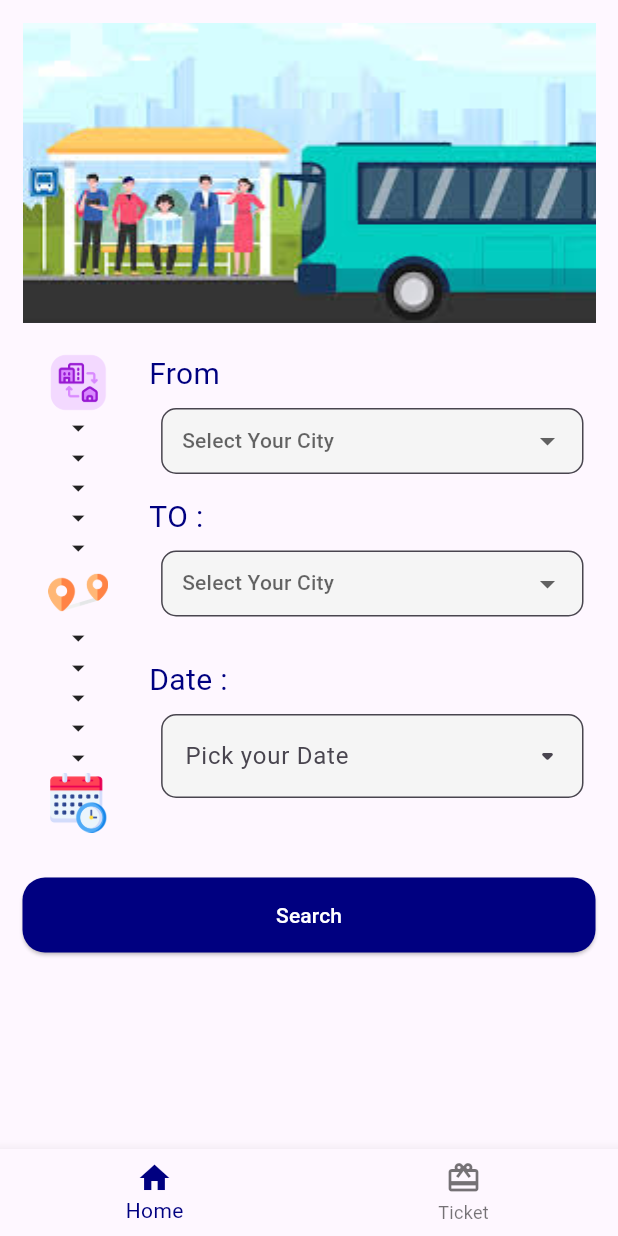
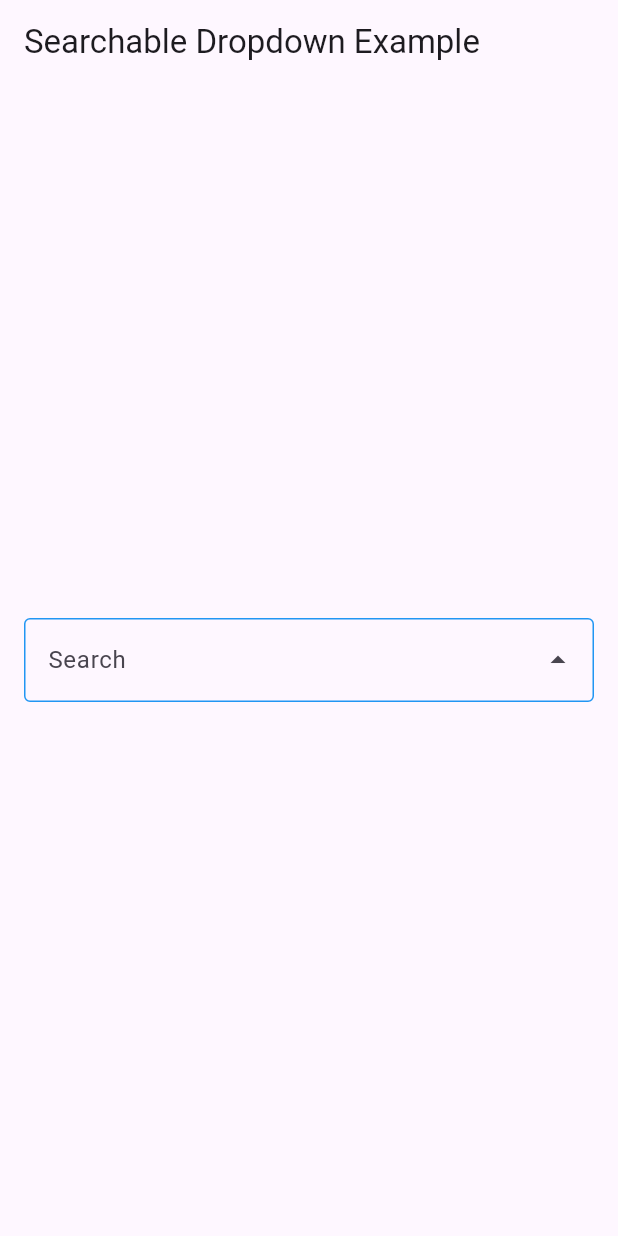
Before and after one commit to araful39/Bus_Booking_Ticket_App, a Flutter app: the screen it shows after launch, on a phone screen of 412 x 824 dp. Run offline on Flutter 3.47's test engine with Material 3 defaults, Android fonts, the phone set to English and light mode, and no system bars; drawn by our look-alikes of searchfield; our stand-ins replace get.

Commit message:
dropdown searchable problem solve

```diff
--- a/lib/main.dart
+++ b/lib/main.dart
@@ -2,6 +2,7 @@ import 'package:dimla_express/routs/get_page.dart';
 import 'package:dimla_express/theme/theme.dart';
 import 'package:dimla_express/view/bottom_bar.dart';
 import 'package:dimla_express/view/home.dart';
+import 'package:dimla_express/view/searcingdrop.dart';
 
 import 'package:flutter/cupertino.dart';
 import 'package:flutter/material.dart';
@@ -18,7 +19,7 @@ class MyApp extends StatelessWidget {
   Widget build(BuildContext context) {
     return GetMaterialApp(
         debugShowCheckedModeBanner: false,
-        home: BottomBarScreen()
+        home: SearchableDropdownScreen()
         // theme: CustomTheme.lightTheme,
         // darkTheme: CustomTheme.lightTheme,
         // themeMode: ThemeMode.system,
--- a/lib/view/home.dart
+++ b/lib/view/home.dart
@@ -21,8 +21,16 @@ class _HomeState extends State<Home> {
         'Jaldhaka',
         'Kishorganj',
       ];
+
+  List<String> city =[
+    'Dhaka',
+    'Dimla',
+    'Jaldhaka',
+    'Kishorganj',
+  ];
+  String? selectedValue;
   TextEditingController dateOfJourney = TextEditingController();
-
+TextEditingController controller=TextEditingController();
   int activeStep = 0;
   @override
   Widget build(BuildContext context) {
@@ -36,15 +44,17 @@ class _HomeState extends State<Home> {
                 const SizedBox(height: 15),
                 SizedBox(
                     height: 200,
-                    width: Get.width,
+
                     child: Image.asset(
                       "assets/images/bustand.jpg",
                       fit: BoxFit.cover,
+                      width: Get.width,
                     )),
                 const SizedBox(
                   height: 20,
+
                 ),
-                Row(
+               Row(
                   crossAxisAlignment: CrossAxisAlignment.start,
                   children: [
                     Expanded(
--- /dev/null
+++ b/lib/view/searcingdrop.dart
@@ -0,0 +1,78 @@
+import 'package:flutter/material.dart';
+import 'package:searchfield/searchfield.dart';
+
+class SearchableDropdownScreen extends StatefulWidget {
+  const SearchableDropdownScreen({super.key});
+
+  @override
+  _SearchableDropdownScreenState createState() =>
+      _SearchableDropdownScreenState();
+}
+
+class _SearchableDropdownScreenState extends State<SearchableDropdownScreen> {
+  bool isSuggestions = false;
+  final TextEditingController searchController = TextEditingController();
+
+  List<SearchFieldListItem<String>> suggestions = [
+    SearchFieldListItem("Bangladesh"),
+    SearchFieldListItem("India"),
+    SearchFieldListItem("Pakistan"),
+    SearchFieldListItem("Sri Lanka"),
+    SearchFieldListItem("Nepal"),
+    SearchFieldListItem("Bhutan"),
+    SearchFieldListItem("Maldives"),
+    SearchFieldListItem("Afghanistan"),
+    SearchFieldListItem("Myanmar"),
+    SearchFieldListItem("Thailand"),
+  ];
+
+  @override
+  Widget build(BuildContext context) {
+    return Scaffold(
+      appBar: AppBar(
+        title: Text("Searchable Dropdown Example"),
+      ),
+      body: Padding(
+        padding: const EdgeInsets.all(16.0),
+        child: Column(
+          mainAxisAlignment: MainAxisAlignment.center,
+          children: [
+            SearchField(
+              onTap: () {
+                isSuggestions = !isSuggestions;
+                setState(() {});
+              },
+              controller: searchController,
+              hint: "Search",
+              searchInputDecoration: SearchInputDecoration(
+                suffixIcon: GestureDetector(
+                    onTap: () {
+                      isSuggestions = !isSuggestions;
+                      setState(() {});
+                    },
+                    child: isSuggestions == true
+                        ? const Icon(Icons.arrow_drop_down)
+                        : const Icon(Icons.arrow_drop_up)),
+                enabledBorder: const OutlineInputBorder(
+                  borderSide: BorderSide(color: Colors.blue, width: 1),
+                ),
+                focusedBorder: OutlineInputBorder(
+                  borderSide: BorderSide(color: Colors.blue, width: 1),
+                ),
+              ),
+              itemHeight: 50,
+              suggestions: isSuggestions == true ? searchController.text.isEmpty? suggestions:[] : [],
+              onSuggestionTap: (value) {
+                setState(() {
+                  // selectedCountry = value.searchKey;
+                  searchController.text = value.searchKey; // Set text in field
+                });
+                print("Selected country: ${value.searchKey}");
+              },
+            ),
+          ],
+        ),
+      ),
+    );
+  }
+}
--- a/pubspec.yaml
+++ b/pubspec.yaml
@@ -37,6 +37,7 @@ dependencies:
   cupertino_icons: ^1.0.8
   get: ^4.6.6
   intl: ^0.19.0
+  searchfield: ^1.1.7
 
 
 dev_dependencies:
```
Also changed, not shown: pubspec.lock.
